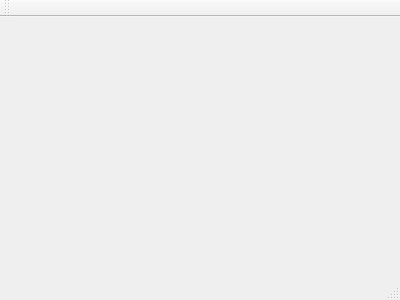
Qt form Demo/mainwindow.ui (kelvins/SMTPClient) before a commit.
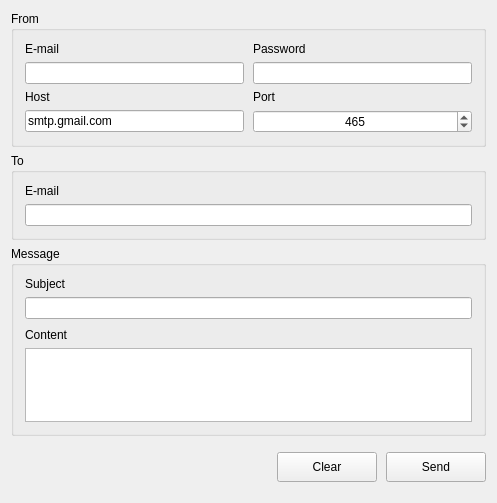
The same form after that commit.

Commit message: Create Demo example :tada:

Patch:
```diff
--- a/Demo/mainwindow.ui
+++ b/Demo/mainwindow.ui
@@ -1,24 +1,248 @@
 <ui version="4.0">
  <class>MainWindow</class>
- <widget class="QMainWindow" name="MainWindow" >
-  <property name="geometry" >
+ <widget class="QMainWindow" name="MainWindow">
+  <property name="geometry">
    <rect>
     <x>0</x>
     <y>0</y>
-    <width>400</width>
-    <height>300</height>
+    <width>497</width>
+    <height>503</height>
    </rect>
   </property>
   <property name="windowTitle" >
    <string>MainWindow</string>
   </property>
-  <widget class="QMenuBar" name="menuBar" />
-  <widget class="QToolBar" name="mainToolBar" />
-  <widget class="QWidget" name="centralWidget" />
-  <widget class="QStatusBar" name="statusBar" />
+  <widget class="QWidget" name="centralWidget">
+   <layout class="QVBoxLayout" name="verticalLayout">
+    <item>
+     <widget class="QGroupBox" name="groupBoxFrom">
+      <property name="title">
+       <string>From</string>
+      </property>
+      <layout class="QVBoxLayout" name="verticalLayout_2">
+       <property name="spacing">
+        <number>6</number>
+       </property>
+       <item>
+        <layout class="QGridLayout" name="gridLayout">
+         <property name="horizontalSpacing">
+          <number>9</number>
+         </property>
+         <property name="verticalSpacing">
+          <number>6</number>
+         </property>
+         <item row="3" column="1">
+          <widget class="QLineEdit" name="lineEditHost">
+           <property name="text">
+            <string>smtp.gmail.com</string>
+           </property>
+          </widget>
+         </item>
+         <item row="0" column="1">
+          <widget class="QLabel" name="labelEmailFrom">
+           <property name="text">
+            <string>E-mail</string>
+           </property>
+          </widget>
+         </item>
+         <item row="3" column="3">
+          <widget class="QSpinBox" name="spinBoxPort">
+           <property name="minimumSize">
+            <size>
+             <width>50</width>
+             <height>0</height>
+            </size>
+           </property>
+           <property name="alignment">
+            <set>Qt::AlignCenter</set>
+           </property>
+           <property name="maximum">
+            <number>999999</number>
+           </property>
+           <property name="value">
+            <number>465</number>
+           </property>
+          </widget>
+         </item>
+         <item row="1" column="3">
+          <widget class="QLineEdit" name="lineEditPasswordFrom"/>
+         </item>
+         <item row="1" column="1">
+          <widget class="QLineEdit" name="lineEditEmailFrom"/>
+         </item>
+         <item row="2" column="1">
+          <widget class="QLabel" name="labelHost">
+           <property name="text">
+            <string>Host</string>
+           </property>
+          </widget>
+         </item>
+         <item row="0" column="3">
+          <widget class="QLabel" name="labelPasswordFrom">
+           <property name="text">
+            <string>Password</string>
+           </property>
+          </widget>
+         </item>
+         <item row="2" column="3">
+          <widget class="QLabel" name="labelPort">
+           <property name="text">
+            <string>Port</string>
+           </property>
+          </widget>
+         </item>
+        </layout>
+       </item>
+      </layout>
+     </widget>
+    </item>
+    <item>
+     <widget class="QGroupBox" name="groupBoxTo">
+      <property name="title">
+       <string>To</string>
+      </property>
+      <layout class="QVBoxLayout" name="verticalLayout_3">
+       <property name="spacing">
+        <number>6</number>
+       </property>
+       <item>
+        <layout class="QVBoxLayout" name="verticalLayout_7">
+         <property name="spacing">
+          <number>6</number>
+         </property>
+         <item>
+          <widget class="QLabel" name="labelEmail">
+           <property name="text">
+            <string>E-mail</string>
+           </property>
+          </widget>
+         </item>
+         <item>
+          <widget class="QLineEdit" name="lineEditEmailTo"/>
+         </item>
+        </layout>
+       </item>
+      </layout>
+     </widget>
+    </item>
+    <item>
+     <widget class="QGroupBox" name="groupBoxMessage">
+      <property name="title">
+       <string>Message</string>
+      </property>
+      <layout class="QVBoxLayout" name="verticalLayout_4">
+       <property name="spacing">
+        <number>9</number>
+       </property>
+       <item>
+        <layout class="QVBoxLayout" name="verticalLayout_6">
+         <property name="spacing">
+          <number>6</number>
+         </property>
+         <item>
+          <widget class="QLabel" name="labelSubject">
+           <property name="text">
+            <string>Subject</string>
+           </property>
+          </widget>
+         </item>
+         <item>
+          <widget class="QLineEdit" name="lineEditSubject"/>
+         </item>
+        </layout>
+       </item>
+       <item>
+        <layout class="QVBoxLayout" name="verticalLayout_5">
+         <property name="spacing">
+          <number>6</number>
+         </property>
+         <item>
+          <widget class="QLabel" name="labelContent">
+           <property name="text">
+            <string>Content</string>
+           </property>
+          </widget>
+         </item>
+         <item>
+          <widget class="QTextEdit" name="textEditContent"/>
+         </item>
+        </layout>
+       </item>
+      </layout>
+     </widget>
+    </item>
+    <item>
+     <layout class="QHBoxLayout" name="horizontalLayout_5">
+      <property name="spacing">
+       <number>9</number>
+      </property>
+      <property name="topMargin">
+       <number>10</number>
+      </property>
+      <property name="bottomMargin">
+       <number>10</number>
+      </property>
+      <item>
+       <spacer name="horizontalSpacer">
+        <property name="orientation">
+         <enum>Qt::Horizontal</enum>
+        </property>
+        <property name="sizeHint" stdset="0">
+         <size>
+          <width>40</width>
+          <height>20</height>
+         </size>
+        </property>
+       </spacer>
+      </item>
+      <item>
+       <widget class="QPushButton" name="pushButtonClear">
+        <property name="minimumSize">
+         <size>
+          <width>100</width>
+          <height>30</height>
+         </size>
+        </property>
+        <property name="cursor">
+         <cursorShape>PointingHandCursor</cursorShape>
+        </property>
+        <property name="text">
+         <string>Clear</string>
+        </property>
+       </widget>
+      </item>
+      <item>
+       <widget class="QPushButton" name="pushButtonSend">
+        <property name="minimumSize">
+         <size>
+          <width>100</width>
+          <height>30</height>
+         </size>
+        </property>
+        <property name="cursor">
+         <cursorShape>PointingHandCursor</cursorShape>
+        </property>
+        <property name="text">
+         <string>Send</string>
+        </property>
+       </widget>
+      </item>
+     </layout>
+    </item>
+   </layout>
+  </widget>
+  <widget class="QMenuBar" name="menuBar">
+   <property name="geometry">
+    <rect>
+     <x>0</x>
+     <y>0</y>
+     <width>497</width>
+     <height>21</height>
+    </rect>
+   </property>
+  </widget>
  </widget>
- <layoutDefault spacing="6" margin="11" />
- <pixmapfunction></pixmapfunction>
+ <layoutdefault spacing="6" margin="11"/>
  <resources/>
  <connections/>
 </ui>
```
Left out of the diff: 5 changed lines with no effect on the pictures. The commit also changes 2 other files.
